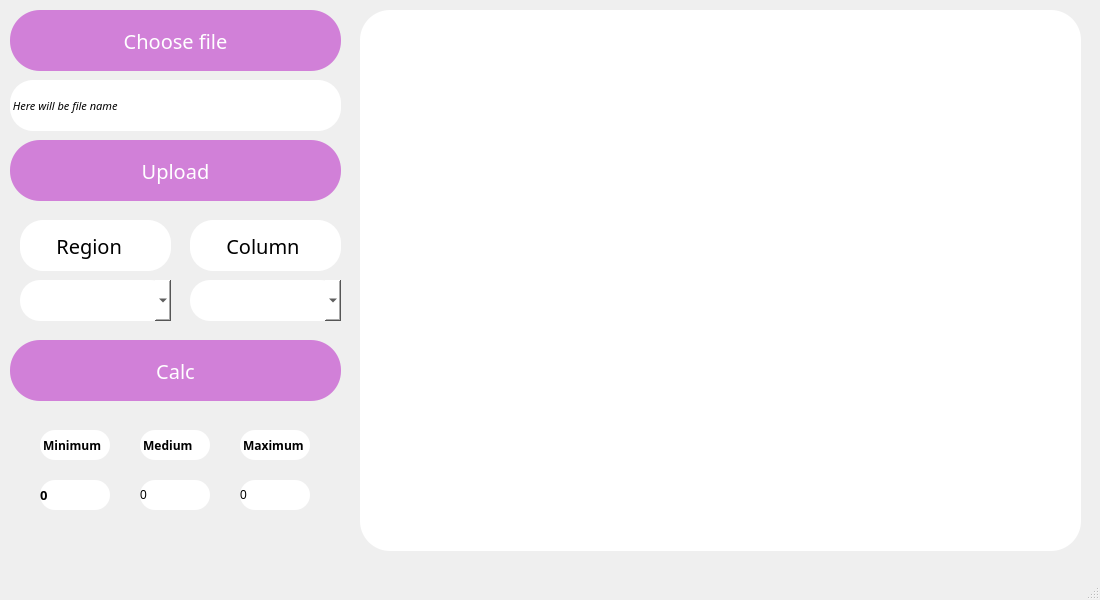
First picture: the form in mainwindow.ui, repository alichbmstu/op_lab_2, before the edit.
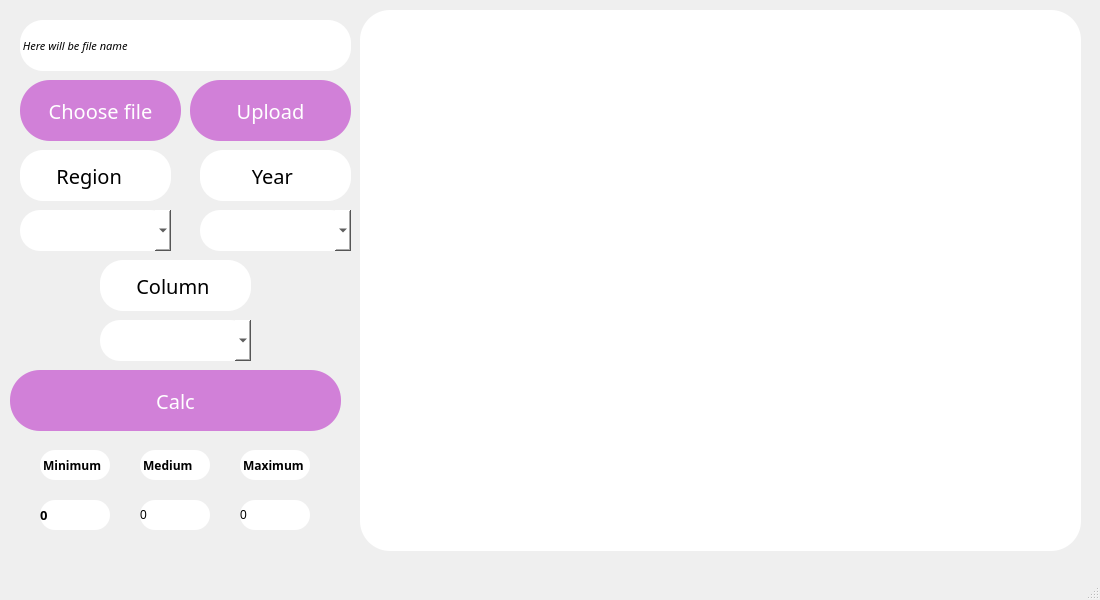
Second picture: the form after the edit.

Diff of the .ui file:
```diff
--- a/mainwindow.ui
+++ b/mainwindow.ui
@@ -32,9 +32,9 @@
    <widget class="QPushButton" name="btn_choose_file">
     <property name="geometry">
      <rect>
-      <x>10</x>
-      <y>10</y>
-      <width>331</width>
+      <x>20</x>
+      <y>80</y>
+      <width>161</width>
       <height>61</height>
      </rect>
     </property>
@@ -63,7 +63,7 @@
     <property name="geometry">
      <rect>
       <x>20</x>
-      <y>280</y>
+      <y>210</y>
       <width>151</width>
       <height>41</height>
      </rect>
@@ -78,7 +78,7 @@
     <property name="geometry">
      <rect>
       <x>10</x>
-      <y>340</y>
+      <y>370</y>
       <width>331</width>
       <height>61</height>
      </rect>
@@ -104,8 +104,8 @@
    <widget class="QLabel" name="lbl_file">
     <property name="geometry">
      <rect>
-      <x>10</x>
-      <y>80</y>
+      <x>20</x>
+      <y>20</y>
       <width>331</width>
       <height>51</height>
      </rect>
@@ -131,8 +131,8 @@
    <widget class="QComboBox" name="cmb_columns">
     <property name="geometry">
      <rect>
-      <x>190</x>
-      <y>280</y>
+      <x>100</x>
+      <y>320</y>
       <width>151</width>
       <height>41</height>
      </rect>
@@ -147,7 +147,7 @@
     <property name="geometry">
      <rect>
       <x>40</x>
-      <y>480</y>
+      <y>500</y>
       <width>70</width>
       <height>30</height>
      </rect>
@@ -178,7 +178,7 @@
     <property name="geometry">
      <rect>
       <x>140</x>
-      <y>430</y>
+      <y>450</y>
       <width>70</width>
       <height>30</height>
      </rect>
@@ -209,7 +209,7 @@
     <property name="geometry">
      <rect>
       <x>140</x>
-      <y>480</y>
+      <y>500</y>
       <width>70</width>
       <height>30</height>
      </rect>
@@ -232,7 +232,7 @@
     <property name="geometry">
      <rect>
       <x>240</x>
-      <y>430</y>
+      <y>450</y>
       <width>70</width>
       <height>30</height>
      </rect>
@@ -263,7 +263,7 @@
     <property name="geometry">
      <rect>
       <x>240</x>
-      <y>480</y>
+      <y>500</y>
       <width>70</width>
       <height>30</height>
      </rect>
@@ -286,7 +286,7 @@
     <property name="geometry">
      <rect>
       <x>40</x>
-      <y>430</y>
+      <y>450</y>
       <width>70</width>
       <height>30</height>
      </rect>
@@ -317,7 +317,7 @@
     <property name="geometry">
      <rect>
       <x>20</x>
-      <y>220</y>
+      <y>150</y>
       <width>151</width>
       <height>51</height>
      </rect>
@@ -339,8 +339,8 @@
    <widget class="QLabel" name="lbl_columnsw">
     <property name="geometry">
      <rect>
-      <x>190</x>
-      <y>220</y>
+      <x>100</x>
+      <y>260</y>
       <width>151</width>
       <height>51</height>
      </rect>
@@ -365,9 +365,9 @@
    <widget class="QPushButton" name="btn_upload">
     <property name="geometry">
      <rect>
-      <x>10</x>
-      <y>140</y>
-      <width>331</width>
+      <x>190</x>
+      <y>80</y>
+      <width>161</width>
       <height>61</height>
      </rect>
     </property>
@@ -409,6 +409,44 @@
 background-color: rgb(255, 255, 255);</string>
     </property>
    </widget>
+   <widget class="QComboBox" name="cmb_years">
+    <property name="geometry">
+     <rect>
+      <x>200</x>
+      <y>210</y>
+      <width>151</width>
+      <height>41</height>
+     </rect>
+    </property>
+    <property name="styleSheet">
+     <string notr="true">background-color: rgb(255, 255, 255);
+font: 800 9pt &quot;Gilroy&quot;;
+border-radius:20px; </string>
+    </property>
+   </widget>
+   <widget class="QLabel" name="lbl_region_2">
+    <property name="geometry">
+     <rect>
+      <x>200</x>
+      <y>150</y>
+      <width>151</width>
+      <height>51</height>
+     </rect>
+    </property>
+    <property name="font">
+     <font>
+      <family>Gilroy Light</family>
+      <pointsize>15</pointsize>
+     </font>
+    </property>
+    <property name="styleSheet">
+     <string notr="true">background-color: rgb(255, 255, 255);
+border-radius:23px;</string>
+    </property>
+    <property name="text">
+     <string>          Year</string>
+    </property>
+   </widget>
   </widget>
   <widget class="QMenuBar" name="menubar">
    <property name="geometry">
```
Left out of the diff: 2 changed lines with no effect on the pictures.
